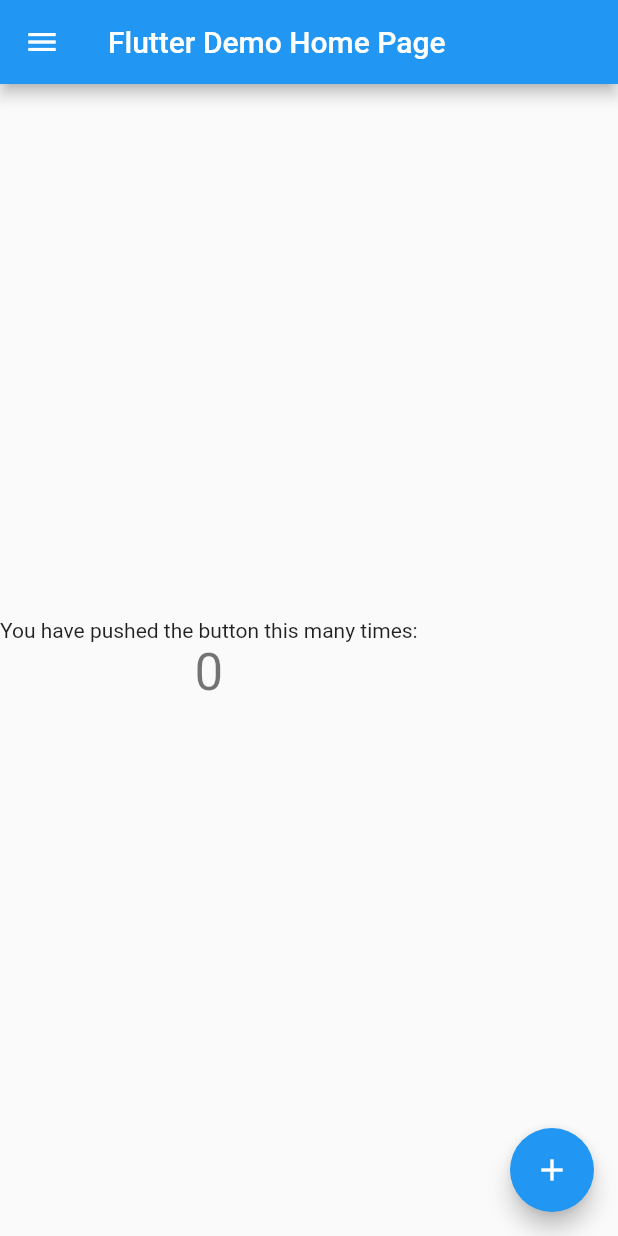
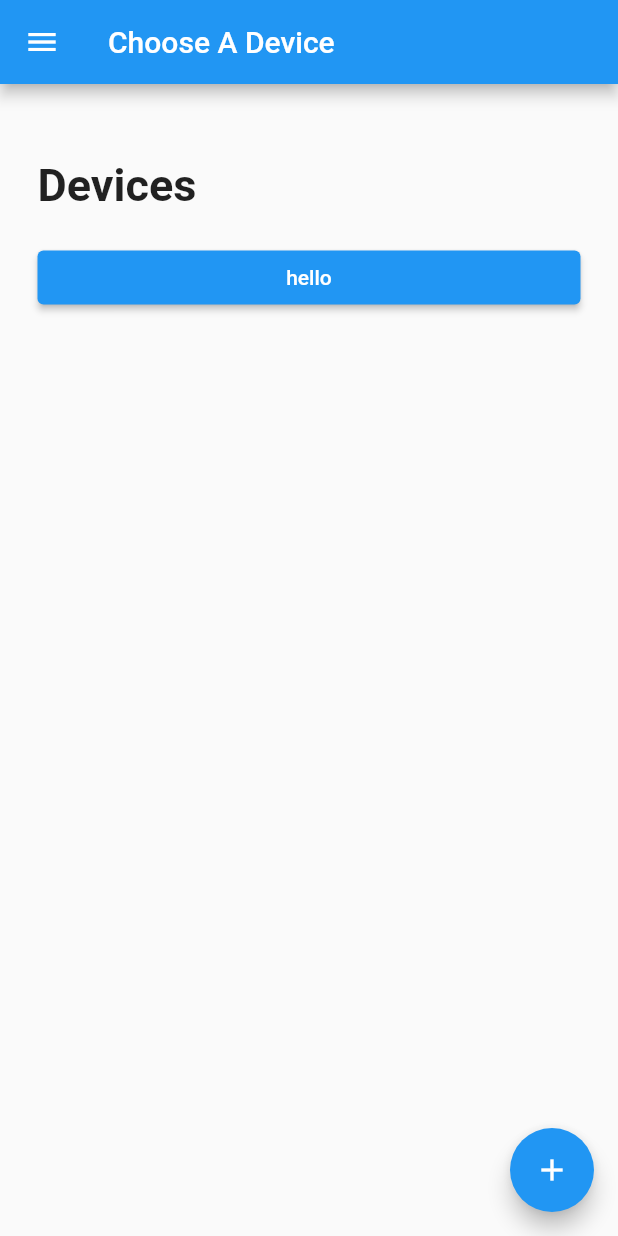
Before and after one commit to Sensor-Manager/sensor-manager-app, a Flutter app: the screen it shows after launch, on a phone screen of 412 x 824 dp. Run offline on Flutter 3.47's test engine with Material 2 defaults, Android fonts, the phone set to English and light mode, and no system bars; statements that could not run were skipped.

Commit message:
Devices page UI Done

```diff
--- /dev/null
+++ b/lib/components/device_button.dart
@@ -0,0 +1,17 @@
+import 'package:flutter/material.dart';
+import 'package:grain_manager/pages/device_details.dart';
+
+class DeviceButton extends StatelessWidget {
+  @override
+  Widget build(BuildContext context) {
+    return ElevatedButton(
+      onPressed: () {
+        Navigator.push(
+            context,
+            MaterialPageRoute(
+                builder: (context) => DeviceDetails(name: "hello")));
+      },
+      child: Text("hello"),
+    );
+  }
+}
--- a/lib/main.dart
+++ b/lib/main.dart
@@ -1,4 +1,5 @@
 import 'package:flutter/material.dart';
+import 'package:grain_manager/pages/devices.dart';
 
 void main() {
   runApp(MyApp());
@@ -13,117 +14,7 @@
       theme: ThemeData(
         primarySwatch: Colors.blue,
       ),
-      home: MyHomePage(title: 'Flutter Demo Home Page'),
+      home: Devices(),
     );
   }
 }
-
-class MyHomePage extends StatefulWidget {
-  MyHomePage({Key? key, required this.title}) : super(key: key);
-
-  final String title;
-
-  @override
-  _MyHomePageState createState() => _MyHomePageState();
-}
-
-class _MyHomePageState extends State<MyHomePage> {
-  int _counter = 0;
-
-  void _incrementCounter() {
-    setState(() {
-      _counter++;
-    });
-  }
-
-  @override
-  Widget build(BuildContext context) {
-    return Scaffold(
-      appBar: AppBar(
-        title: Text(widget.title),
-      ),
-      drawer: Drawer(
-        child: ListView(
-          children: [
-            DrawerHeader(
-              decoration: BoxDecoration(
-                color: Colors.blue,
-              ),
-              child: Container(
-                child: Column(
-                  mainAxisAlignment: MainAxisAlignment.end,
-                  crossAxisAlignment: CrossAxisAlignment.start,
-                  children: [
-                    Text(
-                      "Welcome to,",
-                      style: TextStyle(
-                        fontSize: 23.0,
-                        fontWeight: FontWeight.w600,
-                      ),
-                    ),
-                    Text(
-                      "Grain Manager",
-                      style: TextStyle(
-                        fontSize: 35.0,
-                        fontWeight: FontWeight.bold,
-                      ),
-                    )
-                  ],
-                ),
-              ),
-            ),
-            ListTile(
-              leading: Icon(Icons.devices),
-              title: Text("Devices"),
-              onTap: () {
-                Navigator.pop(context);
-              },
-            ),
-            Divider(),
-            ListTile(
-              leading: Icon(Icons.book),
-              title: Text("Guide"),
-              onTap: () {
-                Navigator.pop(context);
-              },
-            ),
-            Divider(),
-            ListTile(
-              leading: Icon(Icons.support),
-              title: Text("Support"),
-              onTap: () {
-                Navigator.pop(context);
-              },
-            ),
-            Divider(),
-            ListTile(
-              leading: Icon(Icons.info),
-              title: Text("About"),
-              onTap: () {
-                Navigator.pop(context);
-              },
-            ),
-            Divider(),
-          ],
-        ),
-      ),
-      body: Column(
-        mainAxisAlignment: MainAxisAlignment.center,
-        children: <Widget>[
-          Text(
-            'You have pushed the button this many times:',
-          ),
-          Text(
-            '$_counter',
-            style: Theme.of(context).textTheme.headline4,
-          ),
-        ],
-      ),
-      floatingActionButton: FloatingActionButton(
-        onPressed: _incrementCounter,
-        tooltip: 'Increment',
-        child: Icon(Icons.add),
-      ),
-    );
-  }
-}
--- /dev/null
+++ b/lib/pages/devices.dart
@@ -0,0 +1,59 @@
+import 'package:flutter/material.dart';
+import 'package:grain_manager/components/appDrawer.dart';
+import 'package:grain_manager/components/device_button.dart';
+
+class Devices extends StatefulWidget {
+  Devices({Key? key}) : super(key: key);
+
+  @override
+  _DevicesState createState() => _DevicesState();
+}
+
+class _DevicesState extends State<Devices> {
+  int _counter = 0;
+
+  void _incrementCounter() {
+    setState(() {
+      _counter++;
+    });
+  }
+
+  @override
+  Widget build(BuildContext context) {
+    return Scaffold(
+      appBar: AppBar(
+        title: Text("Choose A Device"),
+      ),
+      drawer: Drawer(
+        child: AppDrawer(),
+      ),
+      body: Container(
+        margin: EdgeInsets.symmetric(horizontal: 25.0, vertical: 50.0),
+        child: Column(
+          crossAxisAlignment: CrossAxisAlignment.start,
+          children: <Widget>[
+            Text(
+              'Devices',
+              style: TextStyle(fontWeight: FontWeight.bold, fontSize: 30),
+            ),
+            SizedBox(
+              height: 20.0,
+            ),
+            Expanded(
+              child: ListView(
+                children: [
+                  DeviceButton(),
+                ],
+              ),
+            )
+          ],
+        ),
+      ),
+      floatingActionButton: FloatingActionButton(
+        onPressed: _incrementCounter,
+        tooltip: 'Increment',
+        child: Icon(Icons.add),
+      ),
+    );
+  }
+}
```
Also changed, not shown: lib/components/app_drawer.dart (added, +68 -0 lines), lib/pages/device_details.dart (added, +22 -0 lines).
